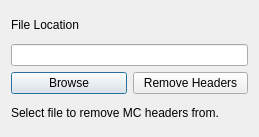
This is qt/main_window.ui in marceloclubhouse/RemoveMCHeaders as Qt 5 draws it before an edit. The edited form follows.
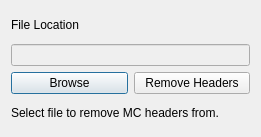
This is the edited form.

The edit to the form file:
```diff
--- a/qt/main_window.ui
+++ b/qt/main_window.ui
@@ -6,7 +6,7 @@
    <rect>
     <x>0</x>
     <y>0</y>
-    <width>259</width>
+    <width>261</width>
     <height>137</height>
    </rect>
   </property>
@@ -34,7 +34,11 @@
     </widget>
    </item>
    <item>
-    <widget class="QLineEdit" name="lineEdit_location"/>
+    <widget class="QLineEdit" name="lineEdit_location">
+     <property name="enabled">
+      <bool>false</bool>
+     </property>
+    </widget>
    </item>
    <item>
     <layout class="QHBoxLayout" name="horizontalLayout">
```
